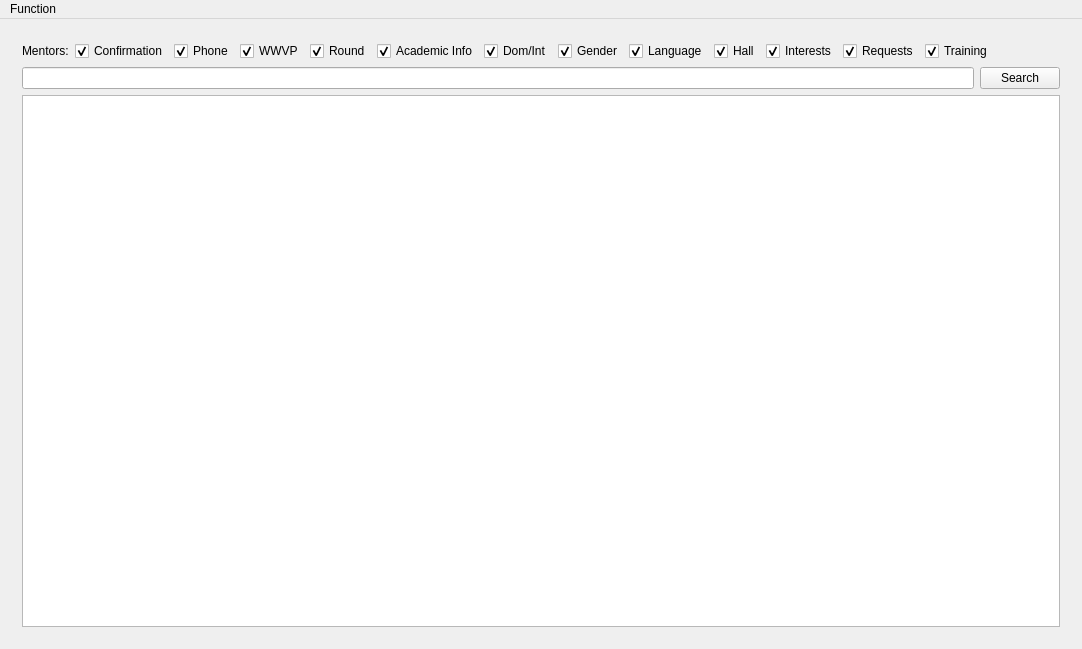
First picture: the form in Menters-and-Mentees-Matching-Program/mainwindow.ui, repository shuanglengyunji/Menters-and-Mentees-Matching-Program, before the edit.
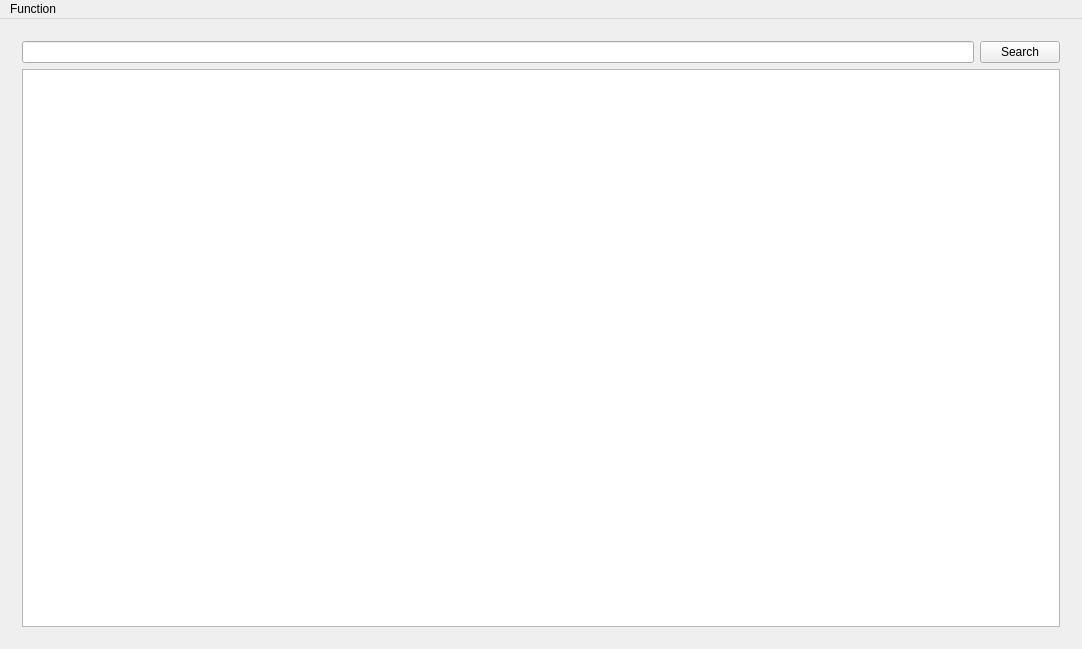
Second picture: the form after the edit. The open tabs and pages were chosen to show the change. Icons and pictures are not drawn.

Commit message: Remove column selection checkbox

Patch:
```diff
--- a/Menters-and-Mentees-Matching-Program/mainwindow.ui
+++ b/Menters-and-Mentees-Matching-Program/mainwindow.ui
@@ -181,151 +181,14 @@
         </widget>
         <widget class="QWidget" name="page_mentors">
          <layout class="QGridLayout" name="gridLayout_3">
-          <item row="0" column="0">
-           <layout class="QHBoxLayout" name="horizontalLayout">
-            <item>
-             <widget class="QLabel" name="label_mentors_display">
-              <property name="text">
-               <string>Mentors:</string>
-              </property>
-             </widget>
-            </item>
-            <item>
-             <widget class="QCheckBox" name="checkBox_mentors_confirmation">
-              <property name="text">
-               <string>Confirmation</string>
-              </property>
-              <property name="checked">
-               <bool>true</bool>
-              </property>
-             </widget>
-            </item>
-            <item>
-             <widget class="QCheckBox" name="checkBox_mentors_phone">
-              <property name="text">
-               <string>Phone</string>
-              </property>
-              <property name="checked">
-               <bool>true</bool>
-              </property>
-             </widget>
-            </item>
-            <item>
-             <widget class="QCheckBox" name="checkBox_mentors_wwvp">
-              <property name="text">
-               <string>WWVP</string>
-              </property>
-              <property name="checked">
-               <bool>true</bool>
-              </property>
-             </widget>
-            </item>
-            <item>
-             <widget class="QCheckBox" name="checkBox_mentors_round">
-              <property name="text">
-               <string>Round</string>
-              </property>
-              <property name="checked">
-               <bool>true</bool>
-              </property>
-             </widget>
-            </item>
-            <item>
-             <widget class="QCheckBox" name="checkBox_mentors_academic_info">
-              <property name="text">
-               <string>Academic Info</string>
-              </property>
-              <property name="checked">
-               <bool>true</bool>
-              </property>
-             </widget>
-            </item>
-            <item>
-             <widget class="QCheckBox" name="checkBox_mentors_type">
-              <property name="text">
-               <string>Dom/Int</string>
-              </property>
-              <property name="checked">
-               <bool>true</bool>
-              </property>
-             </widget>
-            </item>
-            <item>
-             <widget class="QCheckBox" name="checkBox_mentors_gender">
-              <property name="text">
-               <string>Gender</string>
-              </property>
-              <property name="checked">
-               <bool>true</bool>
-              </property>
-             </widget>
-            </item>
-            <item>
-             <widget class="QCheckBox" name="checkBox_mentors_language">
-              <property name="text">
-               <string>Language</string>
-              </property>
-              <property name="checked">
-               <bool>true</bool>
-              </property>
-             </widget>
-            </item>
-            <item>
-             <widget class="QCheckBox" name="checkBox_mentors_hall">
-              <property name="text">
-               <string>Hall</string>
-              </property>
-              <property name="checked">
-               <bool>true</bool>
-              </property>
-             </widget>
-            </item>
-            <item>
-             <widget class="QCheckBox" name="checkBox_mentors_interests">
-              <property name="text">
-               <string>Interests</string>
-              </property>
-              <property name="checked">
-               <bool>true</bool>
-              </property>
-             </widget>
-            </item>
-            <item>
-             <widget class="QCheckBox" name="checkBox_mentors_requests">
-              <property name="text">
-               <string>Requests</string>
-              </property>
-              <property name="checked">
-               <bool>true</bool>
-              </property>
-             </widget>
-            </item>
-            <item>
-             <widget class="QCheckBox" name="checkBox_mentors_training">
-              <property name="text">
-               <string>Training</string>
-              </property>
-              <property name="checked">
-               <bool>true</bool>
-              </property>
-             </widget>
-            </item>
-            <item>
-             <spacer name="horizontalSpacer_mentors_2">
-              <property name="orientation">
-               <enum>Qt::Horizontal</enum>
-              </property>
-              <property name="sizeHint" stdset="0">
-               <size>
-                <width>40</width>
-                <height>20</height>
-               </size>
-              </property>
-             </spacer>
-            </item>
-           </layout>
-          </item>
           <item row="1" column="0">
+           <widget class="QTableView" name="tableView_mentors">
+            <property name="sortingEnabled">
+             <bool>true</bool>
+            </property>
+           </widget>
+          </item>
+          <item row="0" column="0">
            <layout class="QGridLayout" name="gridLayout_mentors_search">
             <item row="0" column="1">
              <widget class="QPushButton" name="pushButton_mentors_search">
@@ -339,13 +202,6 @@
             </item>
            </layout>
           </item>
-          <item row="2" column="0">
-           <widget class="QTableView" name="tableView_mentors">
-            <property name="sortingEnabled">
-             <bool>true</bool>
-            </property>
-           </widget>
-          </item>
          </layout>
         </widget>
         <widget class="QWidget" name="page_mentees">
```
Left out of the diff: 238 changed lines with no effect on the pictures. The commit also changes 3 other files.
